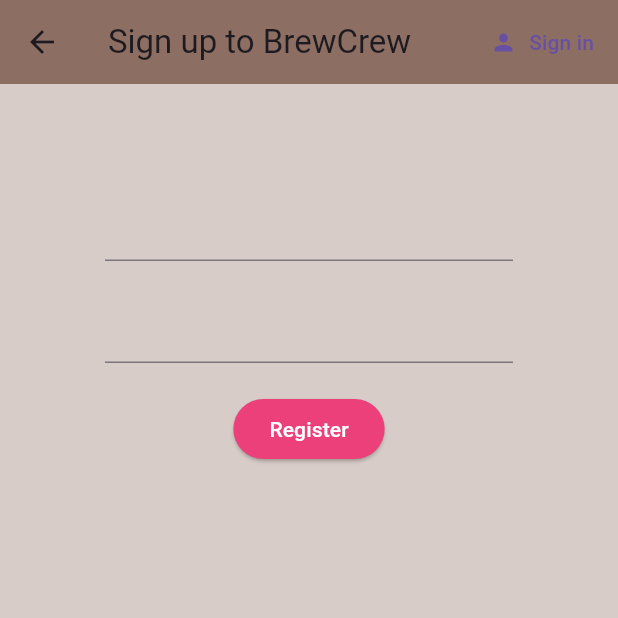
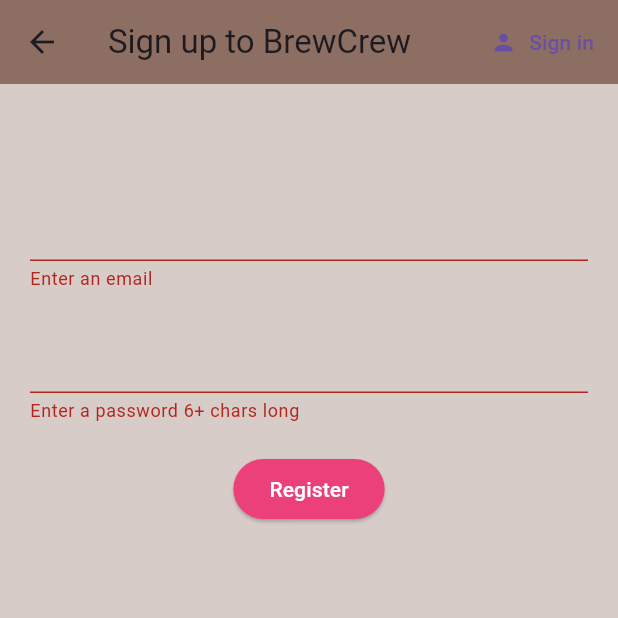
Before and after one commit to barbiexsofia/BrewCrew_tutorial, a Flutter app: the Register screen opened directly with empty values, after a tap on "Register", on a phone screen of 412 x 824 dp, the top half of it. Run offline on Flutter 3.47's test engine with Material 3 defaults, Android fonts, the phone set to English and light mode, and no system bars; our stand-ins replace firebase_auth, firebase_core; missing offline and left inert: dart:js_interop; accounts and stored records are empty.

Commit message:
End of tutorial 12:  - Registration of email and pass word with validation and error handling

```diff
--- a/brew_crew_tutorial/lib/screens/authenticate/register.dart
+++ b/brew_crew_tutorial/lib/screens/authenticate/register.dart
@@ -1,12 +1,11 @@
+import 'package:brew_crew_tutorial/models/user.dart';
 import 'package:brew_crew_tutorial/screens/authenticate/auth_notifier.dart';
 import 'package:flutter/material.dart';
 import 'package:provider/provider.dart';
 
 class Register extends StatefulWidget {
   final Function toggleView;
-  Register({required this.toggleView});
-
-  //const Register({super.key});
+  const Register({required this.toggleView, super.key});
 
   @override
   State<Register> createState() => _RegisterState();
@@ -15,6 +14,9 @@
 class _RegisterState extends State<Register> {
   String email = '';
   String password = '';
+  String error = '';
+
+  final _formKey = GlobalKey<FormState>();
 
   @override
   Widget build(BuildContext context) {
@@ -38,14 +40,16 @@
         ],
       ),
       body: Container(
-          padding: EdgeInsets.symmetric(horizontal: 20.0, vertical: 50.0),
+        padding: const EdgeInsets.symmetric(horizontal: 20.0, vertical: 50.0),
         child: Form(
-            child: Padding(
-              padding: const EdgeInsets.symmetric(horizontal: 50.0),
+          key: _formKey,
           child: Column(
             children: <Widget>[
               const SizedBox(height: 20.0),
               TextFormField(
+                validator: (val) => val!.isEmpty || !val.contains("@")
+                    ? 'Enter an email'
+                    : null,
                 onChanged: (val) {
                   setState(() => email = val);
                 },
@@ -53,6 +57,8 @@
               const SizedBox(height: 20.0),
               TextFormField(
                 obscureText: true,
+                validator: (val) =>
+                    val!.length < 6 ? 'Enter a password 6+ chars long' : null,
                 onChanged: (val) {
                   setState(() => password = val);
                 },
@@ -60,8 +66,21 @@
               const SizedBox(height: 20.0),
               ElevatedButton(
                 onPressed: () async {
-                      print(email);
-                      print(password);
+                  if (_formKey.currentState!.validate()) {
+                    dynamic result = await authNotifier
+                        .registerWithEmailAndPassword(email, password);
+                    if (result is! AppUser) {
+                      try {
+                        // the returned Firebase error object has two keys: code and message.
+                        error = result.message;
+                      } catch (e) {
+                        // if the HTTP API call failed miserabily
+                        print(e);
+                        error = 'Please supply a valid email and password.';
+                      }
+                      setState(() => error = error);
+                    } // no need for an else, because if else --> it automatically signs the user in.
+                  }
                 },
                 style: ElevatedButton.styleFrom(
                   backgroundColor: Colors.pink[400],
@@ -69,10 +88,12 @@
                 child: const Text('Register',
                     style: TextStyle(color: Colors.white)),
               ),
+              const SizedBox(height: 12.0),
+              Text(error, style: TextStyle(color: Colors.red)),
             ],
           ),
         ),
       ),
-        ));
+    );
   }
 }
```
Also changed, not shown: brew_crew_tutorial/lib/screens/authenticate/auth_notifier.dart (+30 -4 lines), brew_crew_tutorial/lib/screens/authenticate/sign_in.dart (+12 -7 lines). Lines whose indentation alone changed are shown as unchanged.
